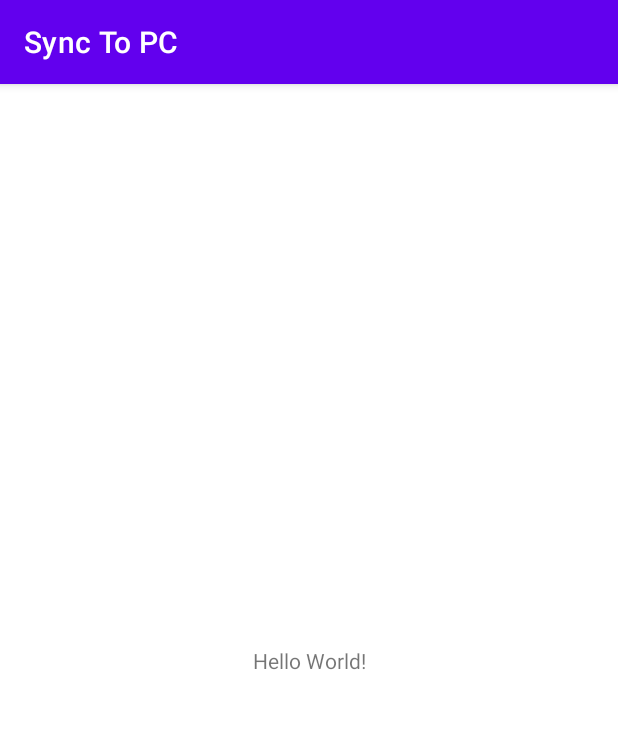
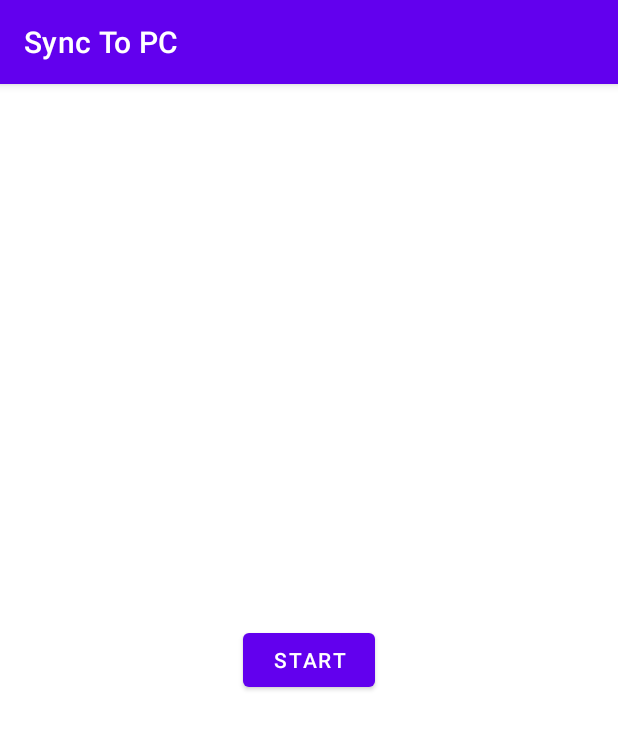
Before and after one commit to uriegel/SyncToPc, an Android app: the screen it shows after launch (MainActivity), on a phone screen of 412 x 824 dp. Shown: the top 729 px of the screen. Run offline under Robolectric (Android 15) with nearby library versions, the phone set to English and light mode, and no system bars; libraries missing offline, so code that uses them is left out: de.uriegel.activityextensions; 4 statements that could not run were skipped.

Commit message:
Upload file to Android 10

```diff
--- a/app/src/main/AndroidManifest.xml
+++ b/app/src/main/AndroidManifest.xml
@@ -11,6 +11,7 @@
         android:fullBackupOnly="true"
         android:icon="@mipmap/ic_launcher"
         android:label="@string/app_name"
+        android:requestLegacyExternalStorage="true"
         android:roundIcon="@mipmap/ic_launcher_round"
         android:supportsRtl="true"
         android:usesCleartextTraffic="true"
--- a/app/src/main/java/de/uriegel/synctopc/MainActivity.kt
+++ b/app/src/main/java/de/uriegel/synctopc/MainActivity.kt
@@ -9,6 +9,7 @@ import android.os.Bundle
 import android.os.Environment
 import android.provider.Settings
 import android.util.Log
+import android.view.View
 import android.widget.Toast
 import androidx.annotation.RequiresApi
 import de.uriegel.activityextensions.ActivityRequest
@@ -16,7 +17,6 @@ import kotlinx.coroutines.CoroutineScope
 import kotlinx.coroutines.Dispatchers
 import kotlinx.coroutines.launch
 import java.io.File
-
 
 class MainActivity : AppCompatActivity(), CoroutineScope {
     override fun onCreate(savedInstanceState: Bundle?) {
@@ -36,20 +36,23 @@ class MainActivity : AppCompatActivity(), CoroutineScope {
                 val uri = Uri.parse("package:${BuildConfig.APPLICATION_ID}")
                 activityRequest.launch(Intent( Settings.ACTION_MANAGE_APP_ALL_FILES_ACCESS_PERMISSION, uri))
             }
+        }
+    }
 
+    fun onStart(view: View) {
+        launch {
             //val path = Environment.getExternalStorageDirectory().toString() + "/DCIM/Camera"
-            val path = Environment.getExternalStorageDirectory().toString() + "/Transfer"
+            val path = "${Environment.getExternalStorageDirectory()}/Transfer"
             Log.d("Files", "Path: $path")
             val directory = File(path)
             directory.listFiles()?.let {
                 Log.d("Files", "Size: " + it.size)
                 it.filter { file -> !file.isDirectory }
-                  .forEach { file ->
+                    .forEach { file ->
                         Log.d("Files", "FileName:" + file.name)
-                  }
+                        uploadFile("http://illmatic:8080/upload?file=${file.name}", file)
+                    }
             }
-            val res = getString("http://illmatic:8080/Requests/testreq")
-            Log.d("res", res)
         }
     }
 
--- a/app/src/main/res/layout/activity_main.xml
+++ b/app/src/main/res/layout/activity_main.xml
@@ -6,13 +6,14 @@
     android:layout_height="match_parent"
     tools:context=".MainActivity">
 
-    <TextView
+    <Button
+        android:id="@+id/button"
         android:layout_width="wrap_content"
         android:layout_height="wrap_content"
-        android:text="Hello World!"
+        android:onClick="onStart"
+        android:text="@string/start"
         app:layout_constraintBottom_toBottomOf="parent"
-        app:layout_constraintLeft_toLeftOf="parent"
-        app:layout_constraintRight_toRightOf="parent"
+        app:layout_constraintEnd_toEndOf="parent"
+        app:layout_constraintStart_toStartOf="parent"
         app:layout_constraintTop_toTopOf="parent" />
-
 </androidx.constraintlayout.widget.ConstraintLayout>
--- a/app/src/main/res/values/strings.xml
+++ b/app/src/main/res/values/strings.xml
@@ -1,4 +1,5 @@
 <resources>
     <string name="app_name">Sync To PC</string>
     <string name="no_access">Kein Zugriff!</string>
+    <string name="start">Start</string>
 </resources>
```
Also changed, not shown: app/src/main/java/de/uriegel/synctopc/Http.js.kt (+10 -16 lines).
